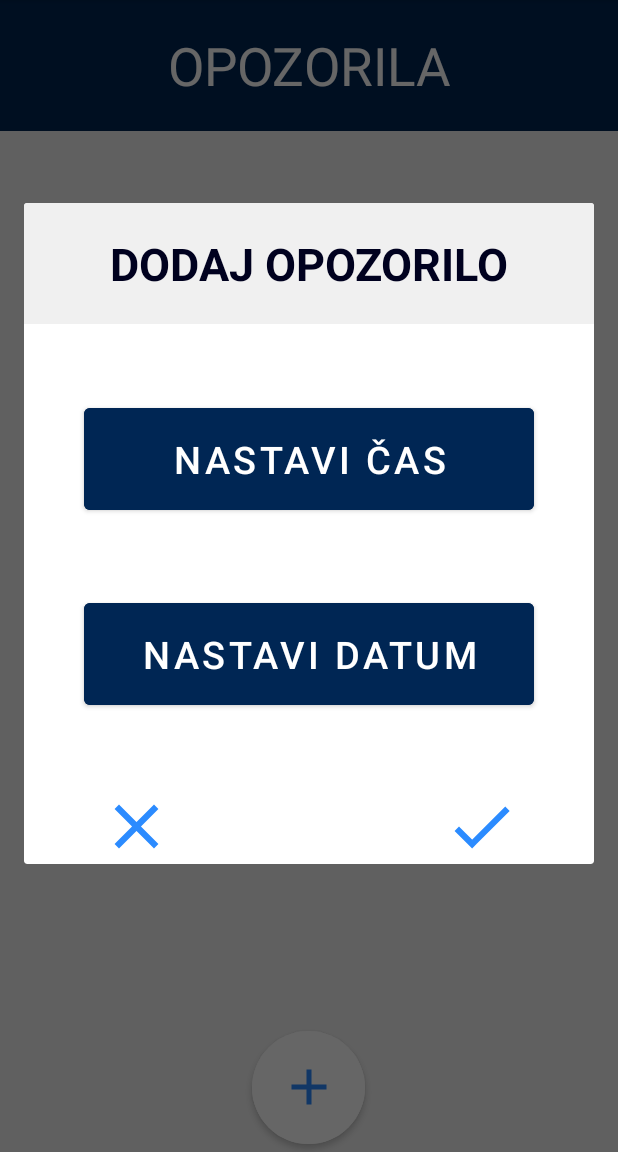
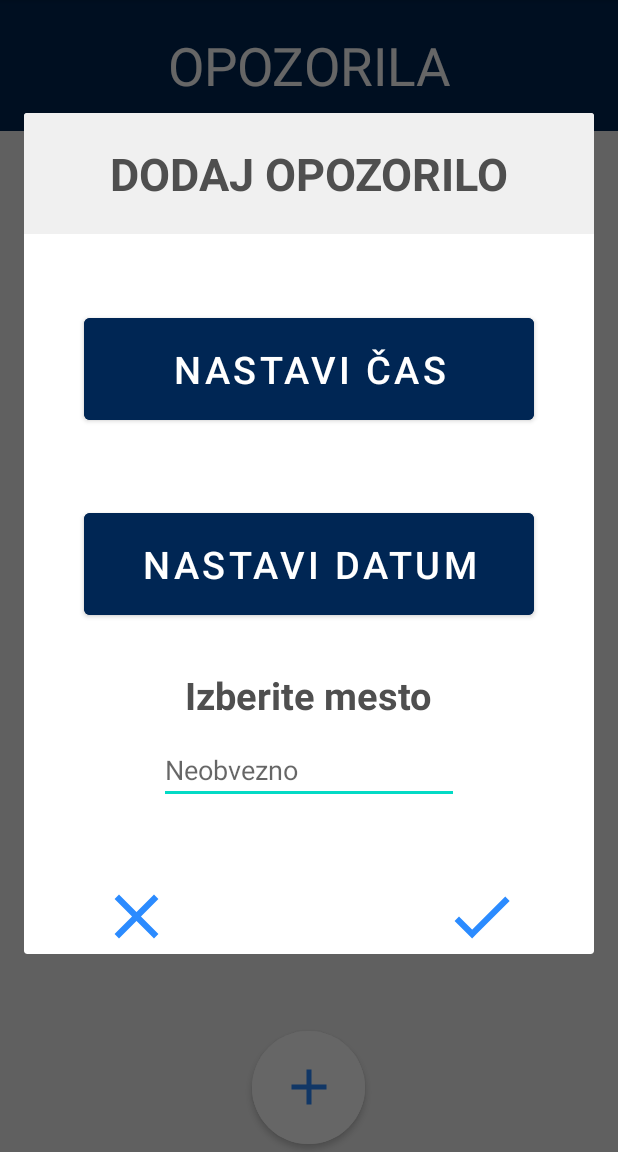
Before and after one commit to domenkl/WeatherApp, an Android app: the AlertsActivity screen opened directly, with no data from a screen before it, after a tap on an icon or button, on a phone screen of 412 x 824 dp, the part 84-1236 px from its top. Run offline under Robolectric (Android 15) with nearby library versions, the phone set to English and light mode, and no system bars.

Commit message:
Add city option to add alert popup layout

```diff
--- a/app/src/main/res/layout/add_alert_popup.xml
+++ b/app/src/main/res/layout/add_alert_popup.xml
@@ -13,7 +13,7 @@
         android:text="@string/add_alert"
         android:textAlignment="center"
         android:textAllCaps="true"
-        android:textColor="@color/veryDarkBlue"
+        android:textColor="@color/darkGrey"
         android:textSize="30sp"
         android:textStyle="bold" />
 
@@ -42,11 +42,34 @@
         android:textSize="25sp"
         android:textStyle="normal" />
 
+    <TextView
+        android:id="@+id/select_city_text"
+        android:layout_width="wrap_content"
+        android:layout_height="wrap_content"
+        android:layout_below="@id/set_alert_date"
+        android:layout_centerHorizontal="true"
+        android:layout_marginTop="30dp"
+        android:text="@string/select_city"
+        android:textColor="@color/darkGrey"
+        android:textSize="25sp"
+        android:textStyle="bold" />
+
+    <EditText
+        android:id="@+id/select_city"
+        android:layout_width="200dp"
+        android:layout_height="wrap_content"
+        android:layout_below="@id/select_city_text"
+        android:layout_centerHorizontal="true"
+        android:layout_marginTop="10dp"
+        android:autofillHints="@null"
+        android:hint="@string/optional"
+        android:inputType="text" />
+
     <Button
         android:id="@+id/cancel_alert"
         android:layout_width="50dp"
         android:layout_height="50dp"
-        android:layout_below="@id/set_alert_date"
+        android:layout_below="@id/select_city"
         android:layout_marginStart="50dp"
         android:layout_marginTop="50dp"
         android:background="@drawable/ic_cross"
@@ -58,7 +81,7 @@
         android:id="@+id/save_alert"
         android:layout_width="50dp"
         android:layout_height="50dp"
-        android:layout_below="@id/set_alert_date"
+        android:layout_below="@id/select_city"
         android:layout_alignParentEnd="true"
         android:layout_marginTop="50dp"
         android:layout_marginEnd="50dp"
--- a/app/src/main/res/values/strings.xml
+++ b/app/src/main/res/values/strings.xml
@@ -22,4 +22,6 @@
     <string name="set_alert_date">Nastavi datum</string>
     <string name="select_time">Izberite čas</string>
     <string name="select_date">Izberite datum</string>
+    <string name="select_city">Izberite mesto</string>
+    <string name="optional">Neobvezno</string>
 </resources>
```
